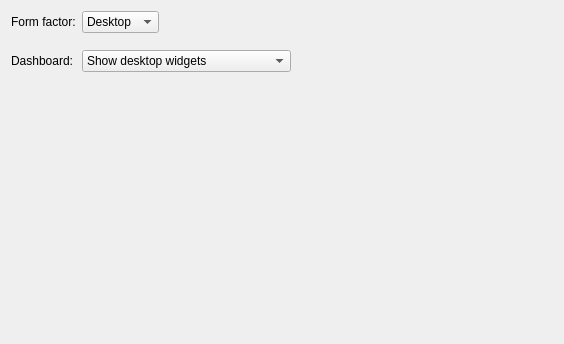
Before: the Qt Designer form kcontrol/workspaceoptions/mainpage.ui in mgottschlag/kwin-tiling, drawn with Qt 5.
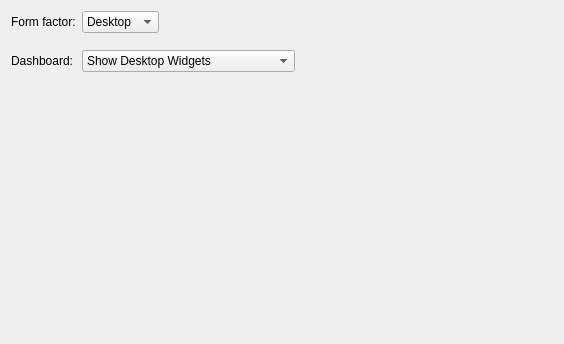
After: the same form once the commit is applied.

Commit message: Make the strings comply to the KDE HIG -> Changed them to Title Case

Diff of the .ui file:
```diff
--- a/kcontrol/workspaceoptions/mainpage.ui
+++ b/kcontrol/workspaceoptions/mainpage.ui
@@ -62,12 +62,12 @@
     <widget class="QComboBox" name="dashboardMode">
      <item>
       <property name="text">
-       <string>Show desktop widgets</string>
+       <string>Show Desktop Widgets</string>
       </property>
      </item>
      <item>
       <property name="text">
-       <string>Show an independent widget set</string>
+       <string>Show an Independent Widget Set</string>
       </property>
      </item>
     </widget>
```
